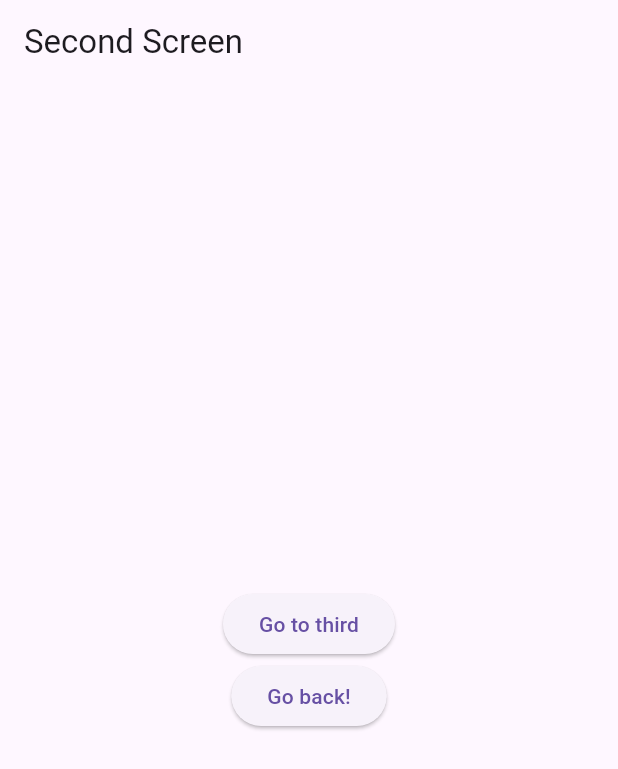
After one commit to z1r3ael/lecture_6, a Flutter app: the screen it shows after launch, after a tap on "Go to second", on a phone screen of 412 x 824 dp. The commit adds this screen. Shown: the top 769 px of the screen. Run offline on Flutter 3.47's test engine with Material 2 defaults, Android fonts, the phone set to English and light mode, and no system bars.

Commit message:
push_named

```diff
--- /dev/null
+++ b/lib/features/navigator_named/first_screen.dart
@@ -0,0 +1,22 @@
+import 'package:flutter/material.dart';
+
+class FirstScreen extends StatelessWidget {
+  const FirstScreen({super.key});
+
+  @override
+  Widget build(BuildContext context) {
+    return Scaffold(
+      appBar: AppBar(
+        title: const Text('First Screen'),
+      ),
+      body: Center(
+        child: ElevatedButton(
+          onPressed: () {
+            Navigator.pushNamed(context, '/second');
+          },
+          child: const Text('Go to second'),
+        ),
+      ),
+    );
+  }
+}
--- /dev/null
+++ b/lib/features/navigator_named/second_screen.dart
@@ -0,0 +1,34 @@
+import 'package:flutter/material.dart';
+
+class SecondScreen extends StatelessWidget {
+  const SecondScreen({super.key});
+
+  @override
+  Widget build(BuildContext context) {
+    return Scaffold(
+      appBar: AppBar(
+        title: const Text('Second Screen'),
+        automaticallyImplyLeading: false,
+      ),
+      body: Center(
+        child: Column(
+          mainAxisAlignment: MainAxisAlignment.center,
+          children: [
+            ElevatedButton(
+              onPressed: () {
+                Navigator.pushNamed(context, '/third');
+              },
+              child: const Text('Go to third'),
+            ),
+            ElevatedButton(
+              onPressed: () {
+                Navigator.pop(context);
+              },
+              child: const Text('Go back!'),
+            ),
+          ],
+        ),
+      ),
+    );
+  }
+}
--- a/lib/main.dart
+++ b/lib/main.dart
@@ -1,5 +1,7 @@
 import 'package:flutter/material.dart';
-import 'package:lecture_6/features/navigator/first_screen.dart';
+import 'package:lecture_6/features/navigator_named/first_screen.dart';
+import 'package:lecture_6/features/navigator_named/second_screen.dart';
+import 'package:lecture_6/features/navigator_named/third_screen.dart';
 
 void main() {
   runApp(const MyApp());
@@ -11,12 +13,16 @@ class MyApp extends StatelessWidget {
   @override
   Widget build(BuildContext context) {
     return MaterialApp(
-      title: 'Flutter Demo',
       theme: ThemeData(
-        colorScheme: ColorScheme.fromSeed(seedColor: Colors.deepPurple),
         useMaterial3: true,
       ),
-      home: const FirstRoute(),
+      title: 'Named Routes Demo',
+      initialRoute: '/',
+      routes: {
+        '/': (context) => const FirstScreen(),
+        '/second': (context) => const SecondScreen(),
+        '/third': (context) => const ThirdScreen(),
+      },
     );
   }
 }
```
Also changed, not shown: lib/features/navigator_named/third_screen.dart (added, +23 -0 lines).
